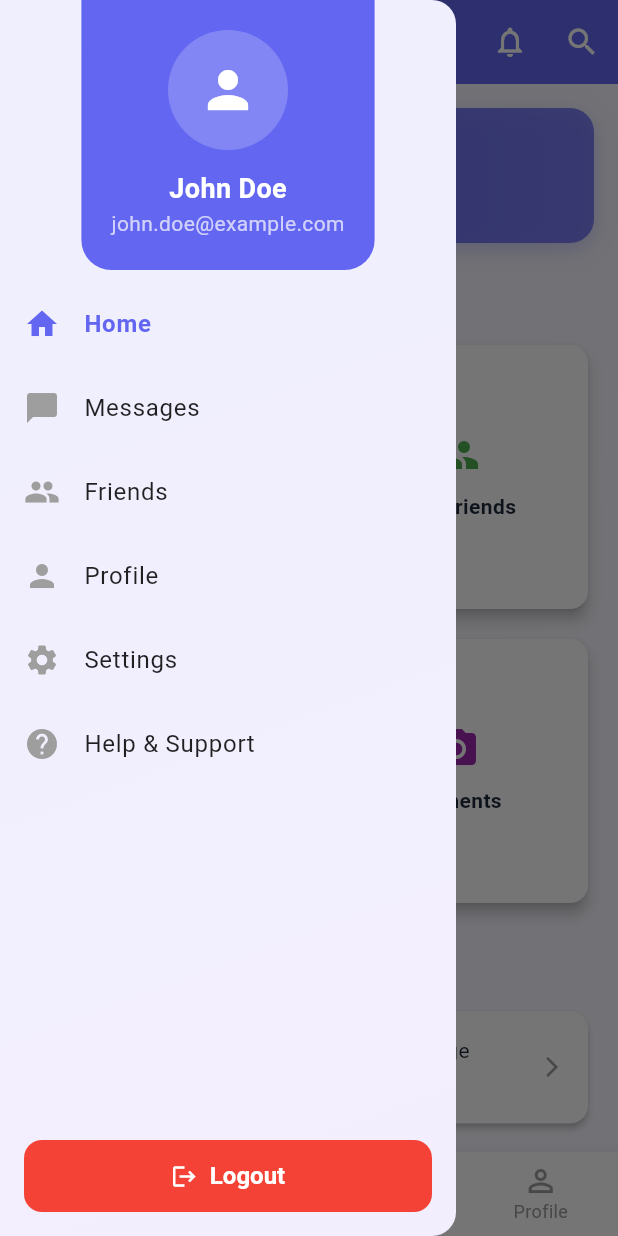
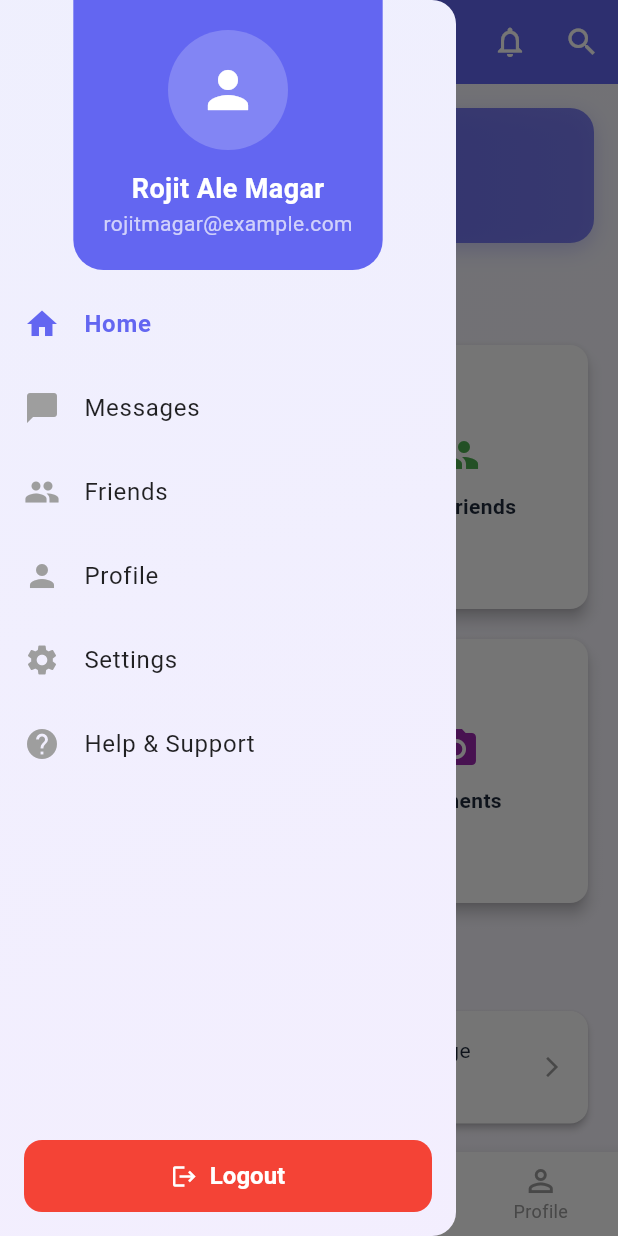
Before and after one commit to rojitalemagar/bhet_ghat_app, a Flutter app: the DashboardScreen screen opened by its route, with the side drawer open, on a phone screen of 412 x 824 dp. Run offline on Flutter 3.47's test engine with Material 3 defaults, Android fonts, the light colour scheme and no system bars; Roboto replaces fonts that are missing (Montserrat).

Commit message:
dashboard screen fix

```diff
--- a/lib/screens/dashboard_screen.dart
+++ b/lib/screens/dashboard_screen.dart
@@ -210,7 +210,7 @@ class _DashboardScreenState extends State<DashboardScreen> {
 
           _buildActivityCard(
             avatar: 'A',
-            name: 'Alice Johnson',
+            name: 'Nirjal Adhikari',
             action: 'sent you a message',
             time: '2 min ago',
             isMobile: isMobile,
@@ -218,7 +218,7 @@ class _DashboardScreenState extends State<DashboardScreen> {
           SizedBox(height: isMobile ? 12 : 16),
           _buildActivityCard(
             avatar: 'B',
-            name: 'Bob Smith',
+            name: 'Pratik Neupane',
             action: 'liked your post',
             time: '15 min ago',
             isMobile: isMobile,
@@ -226,7 +226,7 @@ class _DashboardScreenState extends State<DashboardScreen> {
           SizedBox(height: isMobile ? 12 : 16),
           _buildActivityCard(
             avatar: 'C',
-            name: 'Charlie Brown',
+            name: 'Ankit Shah',
             action: 'started following you',
             time: '1 hour ago',
             isMobile: isMobile,
@@ -511,7 +511,7 @@ class _DashboardScreenState extends State<DashboardScreen> {
                   ),
                   const SizedBox(height: 12),
                   const Text(
-                    'John Doe',
+                    'Rojit Ale Magar',
                     style: TextStyle(
                       color: Colors.white,
                       fontSize: 18,
@@ -519,7 +519,7 @@ class _DashboardScreenState extends State<DashboardScreen> {
                     ),
                   ),
                   const Text(
-                    'john.doe@example.com',
+                    'rojitmagar@example.com',
                     style: TextStyle(
                       color: Colors.white70,
                       fontSize: 14,
```
Also changed, not shown: lib/theme/app_theme.dart (deleted).
